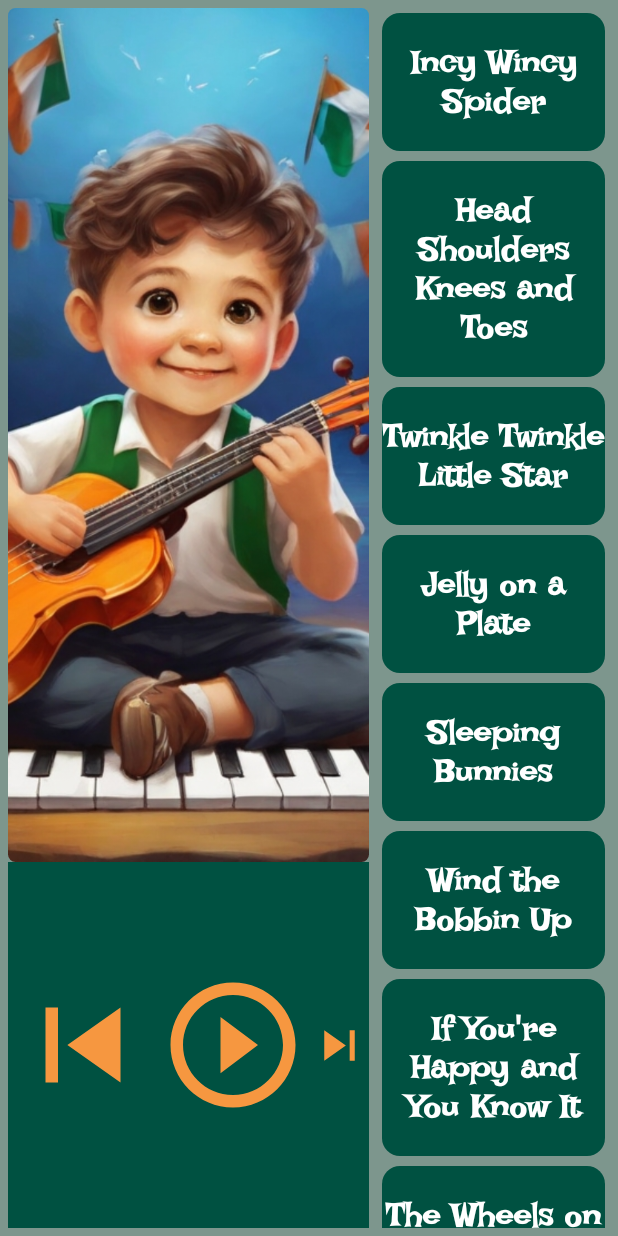
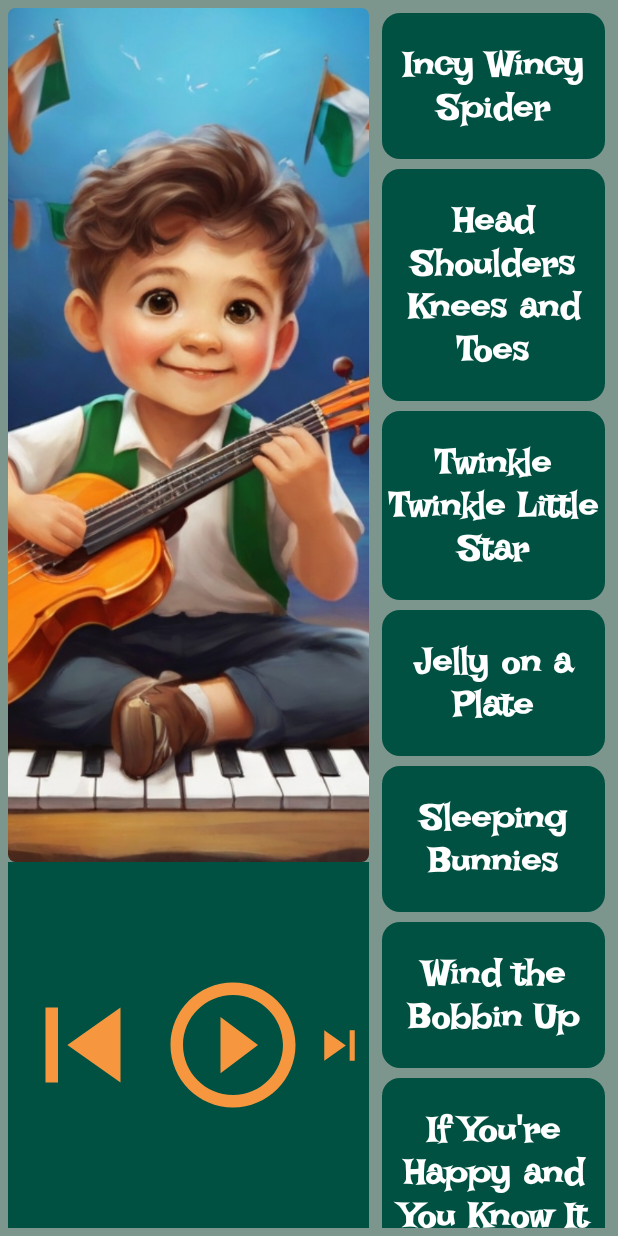
Before and after one commit to Sergey0703/handyplayer, an Android app built with Jetpack Compose: the @Preview function MainScreen, on a phone screen of 412 x 824 dp. Run offline under Robolectric (Android 15) with nearby library versions, the phone set to English and light mode, and no system bars; our stand-ins replace constraintlayout-compose.

Commit message:
before rename

```diff
--- a/app/src/main/java/com/serhiibaliasnyi/handyplayer/screens/MainScreen.kt
+++ b/app/src/main/java/com/serhiibaliasnyi/handyplayer/screens/MainScreen.kt
@@ -5,6 +5,7 @@
 import androidx.compose.foundation.Image
 import androidx.compose.foundation.background
 import androidx.compose.foundation.clickable
+import androidx.compose.foundation.layout.Arrangement
 import androidx.compose.foundation.layout.Box
 import androidx.compose.foundation.layout.PaddingValues
 import androidx.compose.foundation.layout.Row
@@ -115,7 +116,15 @@
                   .background(color = Color(0, 81, 65)),
                   contentAlignment = Alignment.Center
               ) {
-                  Row {
+                  Row(
+                      modifier = Modifier
+                          //.background(Color.Gray)
+                          //.fillMaxSize(),
+                          .fillMaxWidth(),
+                           horizontalArrangement = Arrangement.SpaceEvenly,
+                           verticalAlignment = Alignment.CenterVertically
+
+                     ) {
                       Button(
                           onClick = { },
                           // modifier= Modifier.size(100.dp),
@@ -205,7 +214,7 @@
                             textAlign = TextAlign.Center,
                             //fontFamily = FontFamily.Serif,
                             fontFamily = irishGroverFontFamily,
-                            fontSize = 22.sp,
+                            fontSize = 24.sp,
                             fontWeight = FontWeight.Bold,
                             color = Color.White,
                             modifier = Modifier
```
